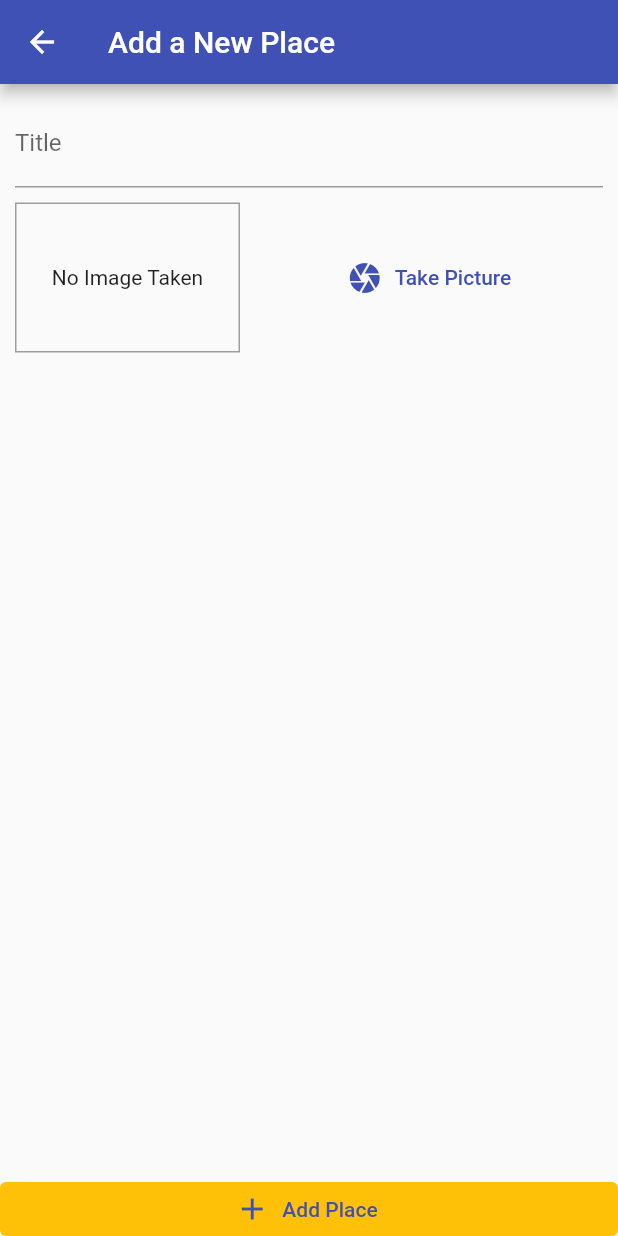
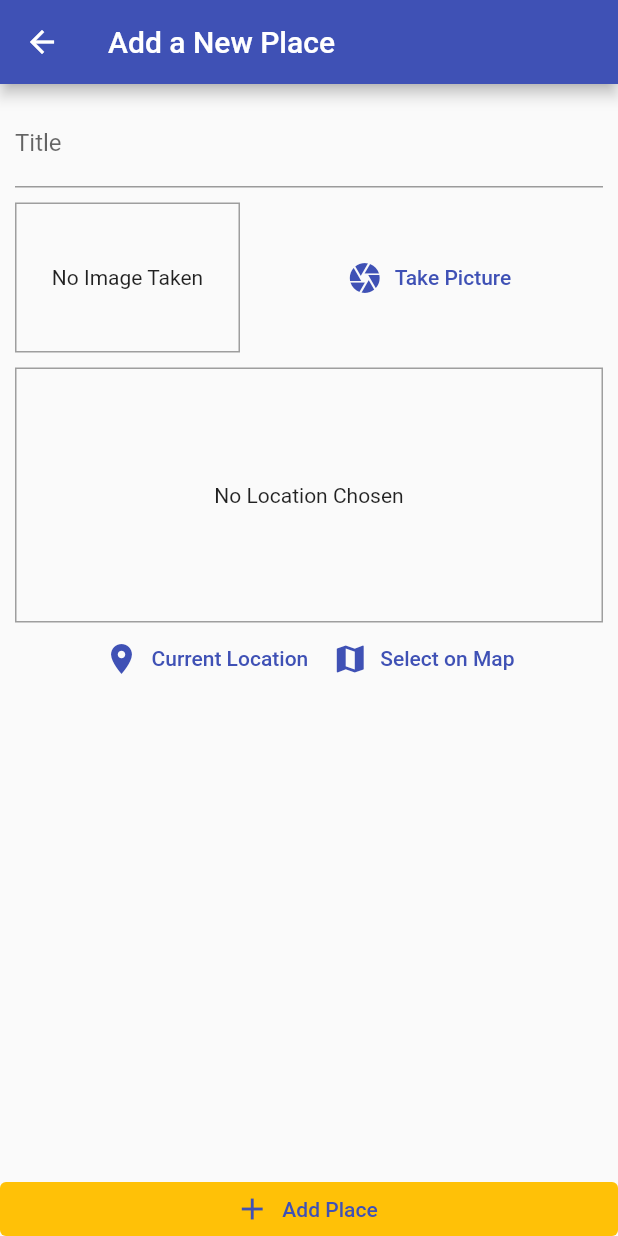
Before and after one commit to aospiridonov/flutter_great_places, a Flutter app: the AddPlaceScreen screen opened by its route, on a phone screen of 412 x 824 dp. Run offline on Flutter 3.47's test engine with Material 2 defaults, Android fonts, the phone set to English and light mode, and no system bars; our stand-ins replace image_picker, sqflite; missing offline and left inert: location_web; accounts and stored records are empty.

Commit message:
add 1ocation input and use location pub

```diff
--- /dev/null
+++ b/lib/generated_plugin_registrant.dart
@@ -0,0 +1,15 @@
+//
+// Generated file. Do not edit.
+//
+
+// ignore_for_file: lines_longer_than_80_chars
+
+import 'package:location_web/location_web.dart';
+
+import 'package:flutter_web_plugins/flutter_web_plugins.dart';
+
+// ignore: public_member_api_docs
+void registerPlugins(Registrar registrar) {
+  LocationWebPlugin.registerWith(registrar);
+  registrar.registerMessageHandler();
+}
--- a/lib/screens/add_place_screen.dart
+++ b/lib/screens/add_place_screen.dart
@@ -1,10 +1,10 @@
 import 'dart:io';
 import 'package:flutter/material.dart';
-
 import 'package:provider/provider.dart';
 
+import '../providers/great_places.dart';
 import '../widgets/image_input.dart';
-import '../providers/great_places.dart';
+import '../widgets/location_input.dart';
 
 class AddPlaceScreen extends StatefulWidget {
   static const routeName = '/add-place';
@@ -53,6 +53,8 @@ class _AddPlaceScreenState extends State<AddPlaceScreen> {
                     ),
                     SizedBox(height: 10.0),
                     ImageInput(onSelectImage: _selectImage),
+                    SizedBox(height: 10.0),
+                    LocationInput(),
                   ],
                 ),
               ),
--- /dev/null
+++ b/lib/widgets/location_input.dart
@@ -0,0 +1,55 @@
+import 'package:flutter/material.dart';
+
+class LocationInput extends StatefulWidget {
+  LocationInput({Key key}) : super(key: key);
+
+  @override
+  _LocationInputState createState() => _LocationInputState();
+}
+
+class _LocationInputState extends State<LocationInput> {
+  String _previewImageUrl;
+
+  @override
+  Widget build(BuildContext context) {
+    return Column(
+      children: [
+        Container(
+          height: 170.0,
+          width: double.infinity,
+          alignment: Alignment.center,
+          decoration: BoxDecoration(
+            border: Border.all(width: 1.0, color: Colors.grey),
+          ),
+          child: _previewImageUrl == null
+              ? Text(
+                  'No Location Chosen',
+                  textAlign: TextAlign.center,
+                )
+              : Image.network(
+                  _previewImageUrl,
+                  fit: BoxFit.cover,
+                  width: double.infinity,
+                ),
+        ),
+        Row(
+          mainAxisAlignment: MainAxisAlignment.center,
+          children: [
+            TextButton.icon(
+              icon: Icon(Icons.location_on),
+              label: Text('Current Location'),
+              style: Theme.of(context).textButtonTheme.style,
+              onPressed: () {},
+            ),
+            TextButton.icon(
+              icon: Icon(Icons.map),
+              label: Text('Select on Map'),
+              style: Theme.of(context).textButtonTheme.style,
+              onPressed: () {},
+            ),
+          ],
+        ),
+      ],
+    );
+  }
+}
--- a/pubspec.yaml
+++ b/pubspec.yaml
@@ -29,6 +29,7 @@ dependencies:
   path_provider: ^1.6.27
   path: ^1.7.0
   sqflite: ^1.3.2+3
+  location: ^3.2.4
 
 
   # The following adds the Cupertino Icons font to your application.
```
Also changed, not shown: 4 other files.
